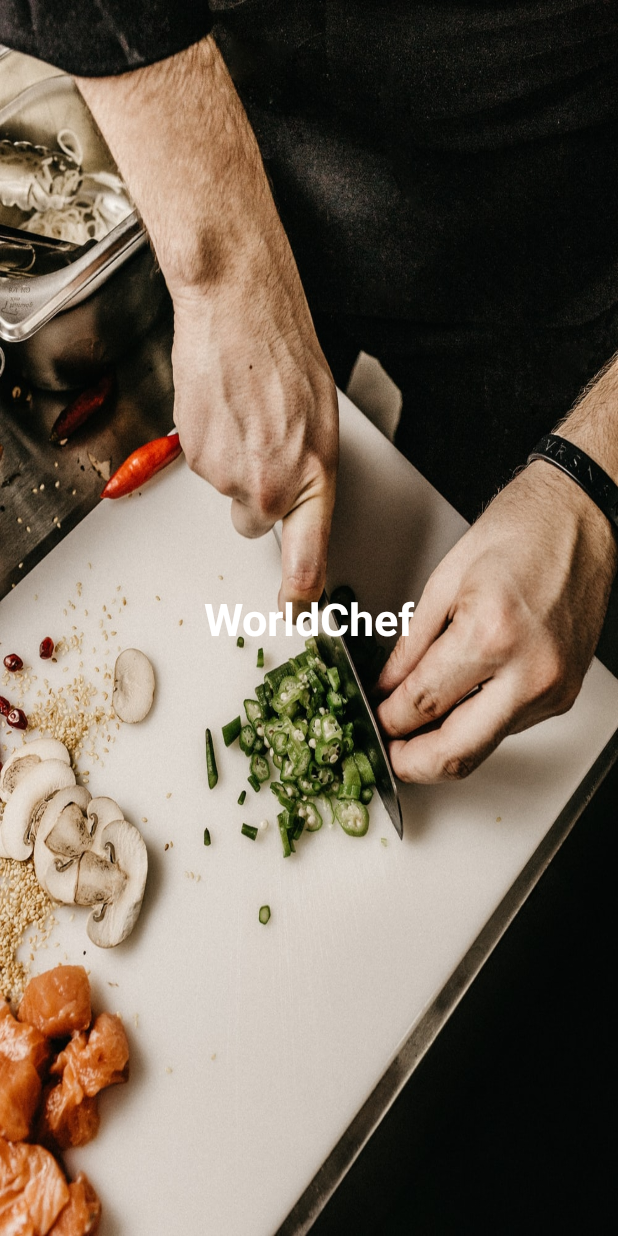
After one commit to AdamCh98/WorldChef, an Android app: the SplashScreenActivity screen opened directly, with no data from a screen before it, on a phone screen of 412 x 824 dp. The commit adds this screen. Run offline under Robolectric (Android 15) with nearby library versions, the phone set to English and light mode, and no system bars; network calls fail.

Commit message:
Added a splash screen - haven't loaded data yet though
Signed-off-by: AdamCh98 <adamcheng54321@hotmail.com>

```diff
--- a/src/main/AndroidManifest.xml
+++ b/src/main/AndroidManifest.xml
@@ -11,7 +11,8 @@
         android:roundIcon="@mipmap/ic_launcher_round"
         android:supportsRtl="true"
         android:theme="@style/AppTheme">
-        <activity android:name=".Activities.QuizStartScreenActivity"></activity>
+        <activity android:name=".Activities.SplashScreenActivity"></activity>
+        <activity android:name=".Activities.QuizStartScreenActivity" />
         <activity android:name=".Activities.QuizActivity" />
         <activity android:name=".Fragments.FavouritesFragment" />
         <activity android:name=".Activities.MealDetailActivity" />
--- /dev/null
+++ b/src/main/java/com/example/worldchef/Activities/SplashScreenActivity.java
@@ -0,0 +1,40 @@
+package com.example.worldchef.Activities;
+
+import androidx.appcompat.app.AppCompatActivity;
+
+import android.content.Context;
+import android.content.Intent;
+import android.os.Bundle;
+import android.os.Handler;
+
+import com.example.worldchef.MainActivity;
+import com.example.worldchef.R;
+
+public class SplashScreenActivity extends AppCompatActivity {
+
+    private static int SPLASH_TIME_OUT = 3000;
+    @Override
+    protected void onCreate(Bundle savedInstanceState) {
+        super.onCreate(savedInstanceState);
+        setContentView(R.layout.activity_splash_screen);
+
+        //grab data
+        Intent getIntent = getIntent();
+
+        final String username = getIntent.getStringExtra("username");
+
+        new Handler().postDelayed(new Runnable() {
+            @Override
+            public void run() {
+                Intent intent = new Intent(SplashScreenActivity.this,MainScreenActivity.class);
+                intent.putExtra("username", username);
+                SplashScreenActivity.this.startActivity(intent);
+                finish();
+            }
+        },SPLASH_TIME_OUT);
+
+
+
+
+}
+};
--- a/src/main/java/com/example/worldchef/Adapters/MealAdapter.java
+++ b/src/main/java/com/example/worldchef/Adapters/MealAdapter.java
@@ -82,6 +82,9 @@ public class MealAdapter extends RecyclerView.Adapter<MealAdapter.MealViewHolder
                 //Give meal detail the meal name, then start the activity
                 Intent explicitIntent = new Intent(context, MealDetailActivity.class);
                 explicitIntent.putExtra("strMeal", currentMeal.getStrMeal());
+                explicitIntent.putExtra("idMeal",currentMeal.getIdMeal());
+                System.out.println("this is the meal name we are giving to meal detail activity: " + currentMeal.getStrMeal());
+                System.out.println("This is the meal ID: " + currentMeal.getIdMeal());
                 context.startActivity(explicitIntent);
 
 
--- a/src/main/java/com/example/worldchef/AppDatabase.java
+++ b/src/main/java/com/example/worldchef/AppDatabase.java
@@ -34,7 +34,7 @@ public abstract class AppDatabase extends RoomDatabase {
     public static AppDatabase getInstance(Context context) {
 
         if(instance == null) {
-            instance = Room.databaseBuilder(context, AppDatabase.class, "worldChefDbv2000")
+            instance = Room.databaseBuilder(context, AppDatabase.class, "worldChefDbv3000")
                     .allowMainThreadQueries()   // <== IMPORTANT TO NOTE:
                     //     This is NOT correct to do in a completed app.
                     //     Next week we will fix it, but for now this
--- a/src/main/java/com/example/worldchef/DAOs/MealDetailDao.java
+++ b/src/main/java/com/example/worldchef/DAOs/MealDetailDao.java
@@ -20,6 +20,10 @@ public interface MealDetailDao {
     @Query("SELECT * FROM MEAL WHERE strMeal = :strMeal")
     MealDetail.Meal getMealByName(String strMeal);
 
+    //Get meal from meal ID
+    @Query("SELECT * FROM MEAL WHERE idMeal = :idMeal")
+    MealDetail.Meal getMealById(int idMeal);
+
     //Insert a list of meals
     @Insert(onConflict = OnConflictStrategy.REPLACE)
     void insertMealList (List<MealDetail.Meal> meals);
--- a/src/main/java/com/example/worldchef/MainActivity.java
+++ b/src/main/java/com/example/worldchef/MainActivity.java
@@ -12,6 +12,7 @@ import android.widget.Toast;
 
 import com.example.worldchef.Activities.MainScreenActivity;
 import com.example.worldchef.Activities.RegisterActivity;
+import com.example.worldchef.Activities.SplashScreenActivity;
 import com.example.worldchef.Models.User;
 
 import java.util.List;
@@ -57,7 +58,7 @@ public class MainActivity extends AppCompatActivity {
 
                         //go to login page
                         //Switch pages
-                        Intent intent = new Intent (MainActivity.this, MainScreenActivity.class);
+                        Intent intent = new Intent (MainActivity.this, SplashScreenActivity.class);
                         intent.putExtra("username", currentUser.getUsername());
 
                         //Add something here when we get User ID
--- /dev/null
+++ b/src/main/res/layout/activity_splash_screen.xml
@@ -0,0 +1,25 @@
+<?xml version="1.0" encoding="utf-8"?>
+<androidx.constraintlayout.widget.ConstraintLayout xmlns:android="http://schemas.android.com/apk/res/android"
+    xmlns:app="http://schemas.android.com/apk/res-auto"
+    xmlns:tools="http://schemas.android.com/tools"
+    android:id="@+id/linearLayout"
+    android:layout_width="match_parent"
+    android:layout_height="match_parent"
+    android:adjustViewBounds="true"
+    android:background="@drawable/splashphoto"
+    android:scaleType="fitXY"
+    tools:context=".Activities.SplashScreenActivity">
+
+    <TextView
+        android:id="@+id/splash_title"
+        android:layout_width="wrap_content"
+        android:layout_height="wrap_content"
+        android:text="@string/app_name"
+        android:textColor="#FFFFFF"
+        android:textSize="30sp"
+        android:textStyle="bold"
+        app:layout_constraintBottom_toBottomOf="parent"
+        app:layout_constraintEnd_toEndOf="parent"
+        app:layout_constraintStart_toStartOf="parent"
+        app:layout_constraintTop_toTopOf="parent" />
+</androidx.constraintlayout.widget.ConstraintLayout>
--- a/src/main/res/layout/social_fragment.xml
+++ b/src/main/res/layout/social_fragment.xml
@@ -18,7 +18,7 @@
             android:orientation="vertical">
 
             <ImageView
-                android:id="@+id/imageView"
+                android:id="@+id/social_profile_pic"
                 android:layout_width="150dp"
                 android:layout_height="150dp"
                 app:srcCompat="@drawable/defaultprofile"
```
Also changed, not shown: src/main/java/com/example/worldchef/Activities/MealDetailActivity.java (+5 -3 lines), src/main/java/com/example/worldchef/Activities/RegisterActivity.java (+27 -3 lines), src/main/java/com/example/worldchef/Fragments/FavouritesFragment.java (+10 -1 lines), src/main/java/com/example/worldchef/Fragments/SocialFragment.java (+17 -0 lines), src/main/java/com/example/worldchef/Models/User.java (+11 -1 lines), src/main/res/layout/activity_quiz_start_screen.xml (+15 -2 lines), src/main/res/layout/activity_register.xml (+23 -1 lines), src/main/res/values/strings.xml (+9 -1 lines), src/main/res/drawable/girl.png (added), src/main/res/drawable/man.png (added), src/main/res/drawable/splashphoto.jpg (added).
